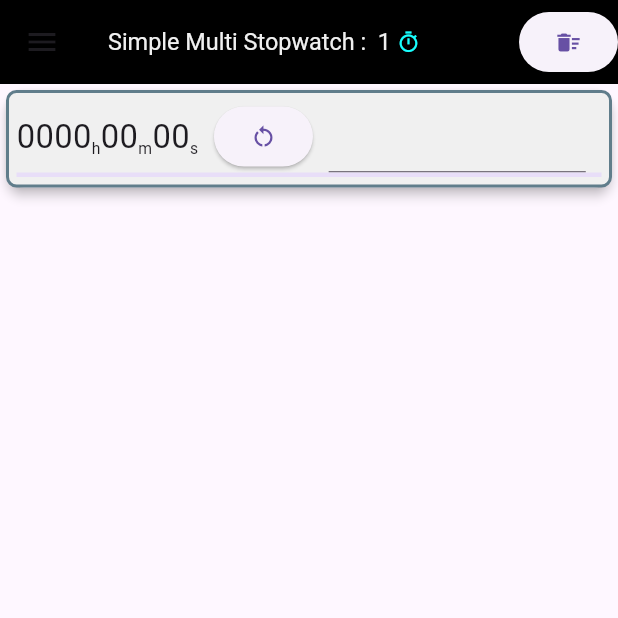
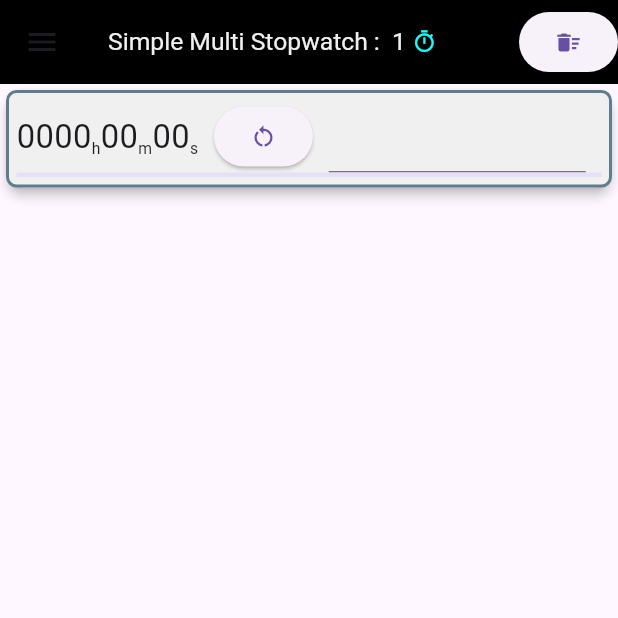
Before and after one commit to MasakiNiwa/SimpleMultiStopwatch, a Flutter app: the screen it shows after launch, after a tap on the "add" icon, on a phone screen of 412 x 824 dp, the top half of it. Run offline on Flutter 3.47's test engine with Material 3 defaults, Android fonts, the phone set to English and light mode, and no system bars; drawn by our look-alikes of flutter_slidable; our stand-ins replace shared_preferences.

Commit message:
Added support for small screen devices with a resolution of 480x800 (小さな画面サイズ480x800の端末表示に対応)
On branch develop
Changes to be committed:
	modified:   lib/main.dart

```diff
--- a/lib/main.dart
+++ b/lib/main.dart
@@ -13,6 +13,7 @@ class MyApp extends StatelessWidget {
   @override
   Widget build(BuildContext context) {
     return const MaterialApp(
+      debugShowCheckedModeBanner: false,
       home: MyHomePage(),
     );
   }
@@ -224,7 +225,21 @@ class _MyHomePageState extends State<MyHomePage> with WidgetsBindingObserver {
   @override
   Widget build(BuildContext context) {
     final Size screenSize = MediaQuery.of(context).size;
-    final double fontSize = screenSize.width * 0.038;
+
+    double getFontSize() {
+      double size;
+      if (screenSize.width >= 410) {
+        size = screenSize.width * 0.040;
+      } else if (screenSize.width >= 360) {
+        size = screenSize.width * 0.038;
+      } else {
+        size = screenSize.width * 0.034;
+      }
+      return size;
+    }
+
+    final double fontSize = getFontSize();
+
     return Scaffold(
       drawer: Drawer(
           child: ListView(
```
